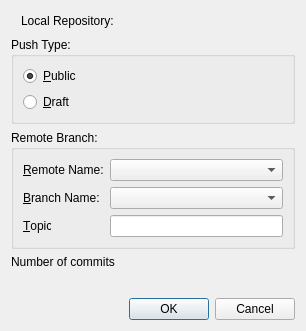
The window that src/plugins/git/gerrit/gerritpushdialog.ui (qt-creator/qt-creator) describes before a commit, drawn with Qt 5.
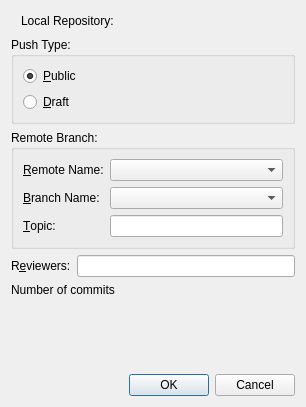
The same window after the commit.

Commit message: Git: Allow reviewers specification in Push to Gerrit dialog

Diff of the .ui file:
```diff
--- a/src/plugins/git/gerrit/gerritpushdialog.ui
+++ b/src/plugins/git/gerrit/gerritpushdialog.ui
@@ -7,7 +7,7 @@
     <x>0</x>
     <y>0</y>
     <width>306</width>
-    <height>331</height>
+    <height>407</height>
    </rect>
   </property>
   <property name="windowTitle">
@@ -69,9 +69,9 @@
       <string>Remote Branch:</string>
      </property>
      <layout class="QFormLayout" name="formLayout">
-      <item row="1" column="1">
-       <widget class="QComboBox" name="remoteComboBox"/>
-      </item>
+      <property name="fieldGrowthPolicy">
+       <enum>QFormLayout::AllNonFixedFieldsGrow</enum>
+      </property>
       <item row="1" column="0">
        <widget class="QLabel" name="remoteLabel">
         <property name="text">
@@ -82,6 +82,9 @@
         </property>
        </widget>
       </item>
+      <item row="1" column="1">
+       <widget class="QComboBox" name="remoteComboBox"/>
+      </item>
       <item row="2" column="0">
        <widget class="QLabel" name="branchLabel">
         <property name="text">
@@ -98,7 +101,7 @@
       <item row="3" column="0">
        <widget class="QLabel" name="topicLabel">
         <property name="text">
-         <string>&amp;Topic</string>
+         <string>&amp;Topic:</string>
         </property>
         <property name="buddy">
          <cstring>topicLineEdit</cstring>
@@ -111,6 +114,29 @@
      </layout>
     </widget>
    </item>
+   <item>
+    <layout class="QFormLayout" name="reveiwersLayout">
+     <item row="0" column="0">
+      <widget class="QLabel" name="reviewersLabel">
+       <property name="text">
+        <string>R&amp;eviewers:</string>
+       </property>
+       <property name="buddy">
+        <cstring>reviewersLineEdit</cstring>
+       </property>
+      </widget>
+     </item>
+     <item row="0" column="1">
+      <widget class="QLineEdit" name="reviewersLineEdit">
+       <property name="toolTip">
+        <string>Comma-separated list of reviewers.
+
+Partial names can be used if they are unambiguous.</string>
+       </property>
+      </widget>
+     </item>
+    </layout>
+   </item>
    <item>
     <widget class="QLabel" name="infoLabel">
      <property name="text">
```
The commit also changes 3 other files.
